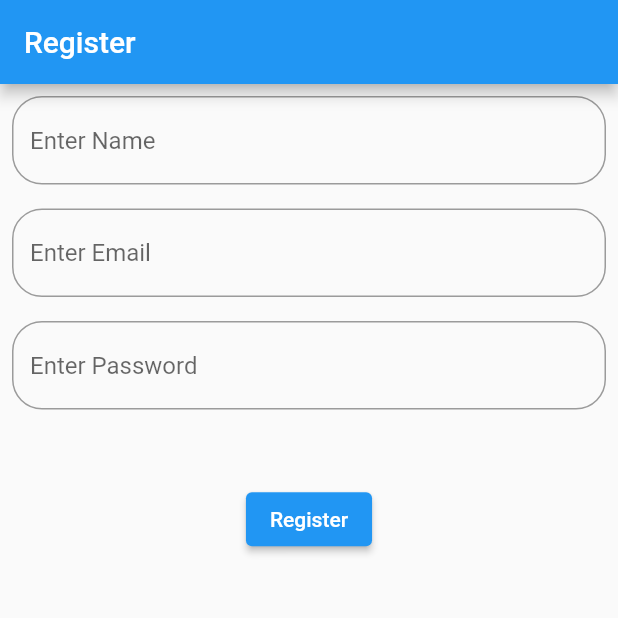
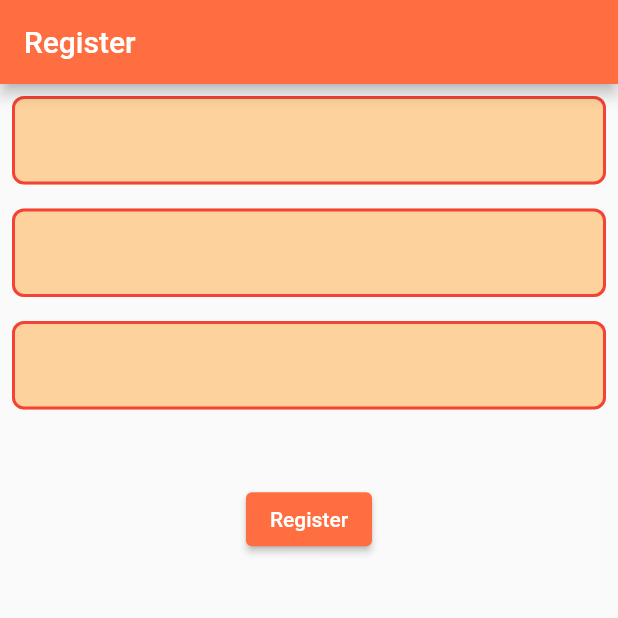
Before and after one commit to edugaon-tech/flutter_2.0, a Flutter app: the screen it shows after launch, on a phone screen of 412 x 824 dp, the top half of it. Run offline on Flutter 3.47's test engine with Material 3 defaults, Android fonts, the phone set to English and light mode, and no system bars; our stand-ins replace firebase_core; accounts and stored records are empty.

Commit message:
first class of mvc

```diff
--- a/lib/views/screens/register/register_screen.dart
+++ b/lib/views/screens/register/register_screen.dart
@@ -1,5 +1,6 @@
 import 'package:flutter/material.dart';
 import 'package:flutter_learn_bipul/views/screens/register/register_widgets.dart';
+import 'package:flutter_learn_bipul/views/utils/colors.dart';
 import 'package:flutter_learn_bipul/views/utils/sizes.dart';
 
 class RegisterScreen extends StatefulWidget {
@@ -14,7 +15,7 @@ class _RegisterScreenState extends State<RegisterScreen> {
   Widget build(BuildContext context) {
     var view = RegisterWidgets(context: context);
     return Scaffold(
-      appBar: AppBar(title: Text("Register"),),
+      appBar: AppBar(title: Text("Register"),backgroundColor: primaryColor,),
       body: Column(
        children: [
          view.registerTextFieldView(TextEditingController(), "Enter Name"),
--- a/lib/views/screens/register/register_widgets.dart
+++ b/lib/views/screens/register/register_widgets.dart
@@ -1,4 +1,5 @@
 import 'package:flutter/material.dart';
+import 'package:flutter_learn_bipul/views/utils/app_widgets/app_text_fields.dart';
 import 'package:flutter_learn_bipul/views/utils/styles/button_styles.dart';
 
 class RegisterWidgets {
@@ -10,13 +11,7 @@ class RegisterWidgets {
       TextEditingController controller, String hintText) {
     return Padding(
       padding: const EdgeInsets.all(8.0),
-      child: TextFormField(
-        controller: controller,
-        decoration: InputDecoration(
-            hintText: hintText,
-            border:
-                OutlineInputBorder(borderRadius: BorderRadius.circular(20))),
-      ),
+      child: AppTextFields().authTextFields(controller),
     );
   }
 
--- /dev/null
+++ b/lib/views/utils/app_widgets/app_text_fields.dart
@@ -0,0 +1,21 @@
+import 'package:flutter/material.dart';
+import 'package:flutter_learn_bipul/views/utils/colors.dart';
+import 'package:flutter_learn_bipul/views/utils/decorations/app_text_filed_decorations.dart';
+
+class AppTextFields {
+
+  Widget authTextFields(TextEditingController controller) => TextFormField(
+    controller: controller,
+    decoration: InputDecoration(
+      focusColor: primaryColor,
+      filled: true,
+      fillColor: Colors.orangeAccent.withOpacity(.5),
+      enabledBorder: AppTextFiledDecorations.textFieldEnableBorder(),
+      focusedBorder: AppTextFiledDecorations.textFieldFocusBorder(),
+      disabledBorder: AppTextFiledDecorations.textFieldDisableBorder(),
+      errorBorder: AppTextFiledDecorations.textFieldErrorBorder(),
+      focusedErrorBorder: AppTextFiledDecorations.textFieldErrorBorder(),
+      border: AppTextFiledDecorations.textFieldBorder()
+    ),
+  );
+}
--- a/lib/views/utils/colors.dart
+++ b/lib/views/utils/colors.dart
@@ -1,9 +1,11 @@
 import 'package:flutter/material.dart';
 
+const primaryColor = Colors.deepOrangeAccent;
 const appBarBgColor = Colors.tealAccent;
 
 // text colors
 const normalTextColor = Colors.grey;
 
 const splashBgColor = Colors.pink;
-const appButtonColor = Colors.blue;
+const appButtonColor = primaryColor;
+const textFieldBorderColor = Colors.red;
--- a/lib/views/utils/sizes.dart
+++ b/lib/views/utils/sizes.dart
@@ -1,6 +1,7 @@
 import 'package:flutter/material.dart';
 
 const normalFontSize = 12.0;
+const textFieldsRadius = 10.0;
 
 class AppSizes {
   BuildContext context;
```
Also changed, not shown: lib/views/utils/decorations/app_text_filed_decorations.dart (added, +41 -0 lines), 1 other file.
